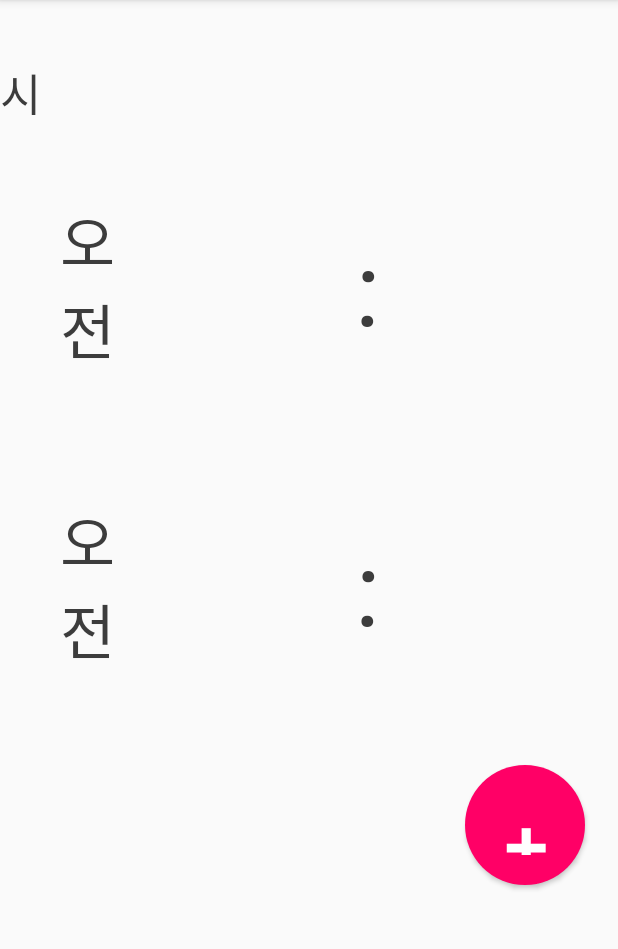
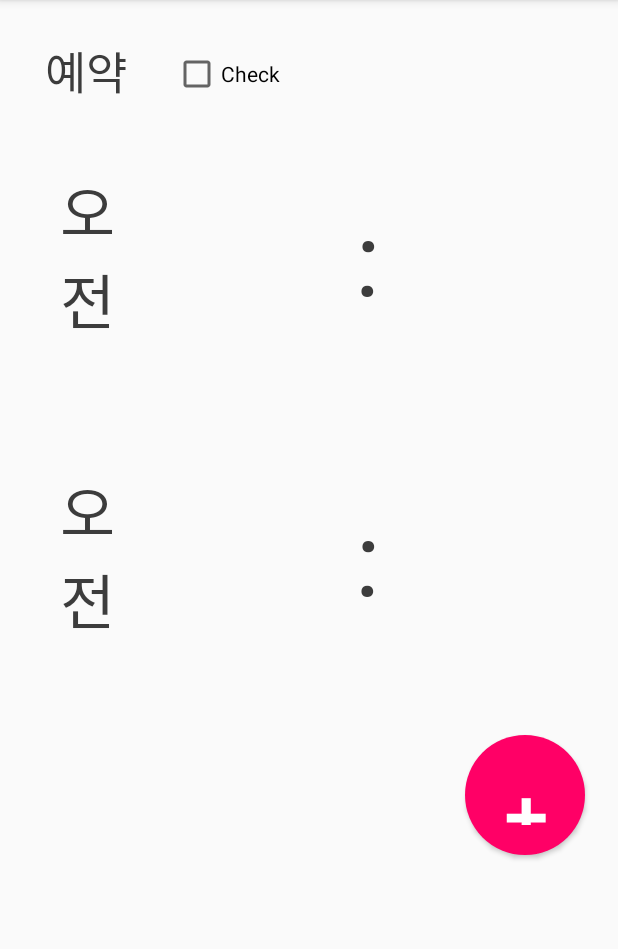
Before and after one commit to miny20023/Mobile_SW_Project, an Android app: the SubActivity_reservationList screen opened directly, with no data from a screen before it, on a phone screen of 412 x 824 dp, the part 84-1033 px from its top. Run offline under Robolectric (Android 15) with nearby library versions, the phone set to English and light mode, and no system bars.

Commit message:
list
list

```diff
--- a/app/src/main/java/com/example/myapplication2/MainActivity.java
+++ b/app/src/main/java/com/example/myapplication2/MainActivity.java
@@ -52,8 +52,8 @@ public class MainActivity extends AppCompatActivity {
     }
 
     // 예약설정 버튼 눌렀을 경우 실행되는 액티비티
-//    public void reservationListOnClick(View v) {
-//        Intent intent = new Intent(this, SubActivity_reservationList.class);
-//        startActivity(intent);
-//    }
+    public void reservationListOnClick(View v) {
+        Intent intent = new Intent(this, SubActivity_reservationList.class);
+        startActivity(intent);
+    }
 }
--- a/app/src/main/java/com/example/myapplication2/SubActivity_reservationList.java
+++ b/app/src/main/java/com/example/myapplication2/SubActivity_reservationList.java
@@ -9,6 +9,9 @@ import android.content.ClipData;
 import android.content.Intent;
 import android.os.Bundle;
 import android.view.View;
+import android.widget.Button;
+import android.widget.CheckBox;
+import android.widget.LinearLayout;
 import android.widget.TextView;
 
 import java.util.ArrayList;
@@ -17,18 +20,19 @@ import java.util.List;
 
 public class SubActivity_reservationList extends AppCompatActivity {
 
-//    RecyclerView recyclerView;
-//    LinearLayoutManager linearLayoutManager;
-//    RecyclerAdapter recyclerAdapter;
-//    private RecyclerAdapter adapter;
-//    int[] timeArr = new int[4];
-    TextView daynight1, daynight2, hour1, hour2, min1, min2, char1, char2, TextViewStart;
+    TextView daynight1, daynight2, hour1, hour2, min1, min2, char1, char2;
+
+    TextView TextViewCheckbox;
+    CheckBox checkBox;
+
+    Button addBtn;
     int startHour, startMin, endHour, endMin;
 
     @Override
     protected void onCreate(Bundle savedInstanceState) {
         super.onCreate(savedInstanceState);
         setContentView(R.layout.activity_sub_reservation_list);
+
 
         daynight1 = (TextView)findViewById(R.id.daynight1);
         daynight2 = (TextView)findViewById(R.id.daynight2);
@@ -38,34 +42,45 @@ public class SubActivity_reservationList extends AppCompatActivity {
         min2 = (TextView)findViewById(R.id.min2);
         char1 = (TextView)findViewById(R.id.char1);
         char2 = (TextView)findViewById(R.id.char2);
-        TextViewStart = (TextView)findViewById(R.id.TextViewStart);
-        //end = (TextView)findViewById(R.id.end);
+        TextViewCheckbox = (TextView) findViewById(R.id.TextViewCheckbox);
+        checkBox = (CheckBox) findViewById(R.id.checkBox);
+
+        addBtn = (Button) findViewById(R.id.addButton);
 
 
+        checkBox.setOnClickListener(new CheckBox.OnClickListener(){
+            @Override
+            public void onClick(View v) {
+                if (checkBox.isChecked() == true) {
+//                    linearLayout1.setVisibility(View.VISIBLE);
+//                    linearLayout2.setVisibility(View.VISIBLE);
+//                    addBtn.setVisibility(View.VISIBLE);
+                } else {
+//                    linearLayout1.setVisibility(View.INVISIBLE);
+//                    linearLayout2.setVisibility(View.INVISIBLE);
+//                    addBtn.setVisibility(View.INVISIBLE);
+                }
+            }
 
 
-//        recyclerView = findViewById(R.id.recyclerView);
-//        linearLayoutManager = new LinearLayoutManager(this);
+        });
+
+//        addBtn.setOnClickListener(new View.OnClickListener() {
+//            @Override
+//            public void onClick(View v) {
 //
-//        recyclerView.addItemDecoration(new DividerItemDecoration(this, linearLayoutManager.getOrientation()));
-//        recyclerView.setLayoutManager(linearLayoutManager);
-//
-//        // <ItemList> or <Integer> ?
-//        List<ItemList> itemLists = new ArrayList<>();
-//            itemLists.add(new ItemList(timeArr));
-//
-//        recyclerAdapter = new RecyclerAdapter(this, itemLists);
-//        recyclerView.setAdapter(recyclerAdapter);
+//            }
+//        });
 
     }
 
-    public void reservationListOnClick(View v){
-        finis
-    }
+//    public void reservationListOnClick(View v){
+//        finish();
+//    }
 
     // 리스트 추가(plus button) 버튼 눌렀을 경우 실행되는 액티비티
     public void reservationOnClick(View v) {
-        Intent intent = new Intent(this, SubActivity_reservation.class);
+        Intent intent = new Intent(SubActivity_reservationList.this, SubActivity_reservation.class);
         startActivityForResult(intent, 1000);
     }
 
@@ -80,10 +95,7 @@ public class SubActivity_reservationList extends AppCompatActivity {
                 endHour = Data.getIntExtra("endHour", 0);
                 endMin = Data.getIntExtra("endMin", 0);
 
-
                 min1.setText(String.valueOf(startMin));
-
-
                 min2.setText(String.valueOf(endMin));
 
                 if (startHour > 12) {
@@ -105,12 +117,4 @@ public class SubActivity_reservationList extends AppCompatActivity {
             }
         }
     }
-
-//    @Override
-//    protected void onResume() {
-//        super.onResume();
-//
-//
-//    }
-
 }
--- a/app/src/main/res/layout/activity_sub_reservation_list.xml
+++ b/app/src/main/res/layout/activity_sub_reservation_list.xml
@@ -5,17 +5,33 @@
     xmlns:tools="http://schemas.android.com/tools"
     android:layout_width="match_parent"
     android:layout_height="match_parent"
-    android:layout_marginTop="40dp"
+    android:layout_marginTop="20dp"
     tools:context=".SubActivity_reservationList">
 
-        <TextView
-            android:id="@+id/TextViewStart"
-            android:layout_width="50dp"
-            android:layout_height="50dp"
-            android:text="시작"
-            android:textSize="30dp"
-            android:textColor="#3c3c3c"
-            android:fontFamily="@font/sdmisaeng"/>
+        <LinearLayout
+        android:layout_width="match_parent"
+        android:layout_height="50dp"
+        android:layout_marginLeft="30dp"
+        android:orientation="horizontal">
+
+                <TextView
+                    android:id="@+id/TextViewCheckbox"
+                    android:layout_width="80dp"
+                    android:layout_height="50dp"
+                    android:layout_marginTop="5dp"
+                    android:layout_marginRight="5dp"
+                    android:text="예약설정"
+                    android:textSize="30dp"
+                    android:textColor="#3c3c3c"
+                    android:fontFamily="@font/sdmisaeng"/>
+
+                <CheckBox
+                    android:id="@+id/checkBox"
+                    android:layout_width="wrap_content"
+                    android:layout_height="wrap_content"
+                    android:text="Check" />
+
+        </LinearLayout>    <!-- 체크박스 레이아웃 end -->
 
         <LinearLayout
             android:id="@+id/linearlayout1"
@@ -125,9 +141,8 @@ n
 
         </LinearLayout>
 
-
         <Button
-            android:id="@+id/addBtn"
+            android:id="@+id/addButton"
             android:layout_width="80dp"
             android:layout_height="80dp"
             android:onClick="reservationOnClick"
```
Also changed, not shown: app/src/main/java/com/example/myapplication2/SubActivity_reservation.java (+0 -12 lines).
